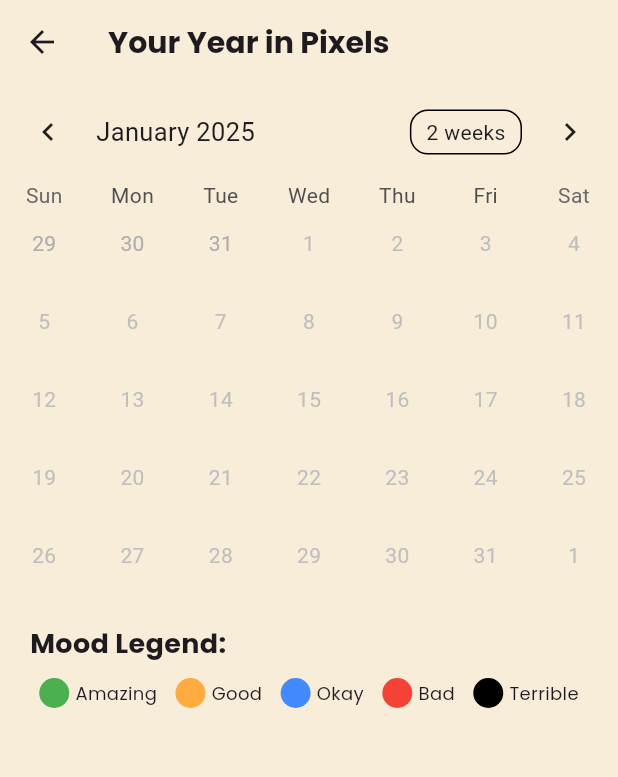
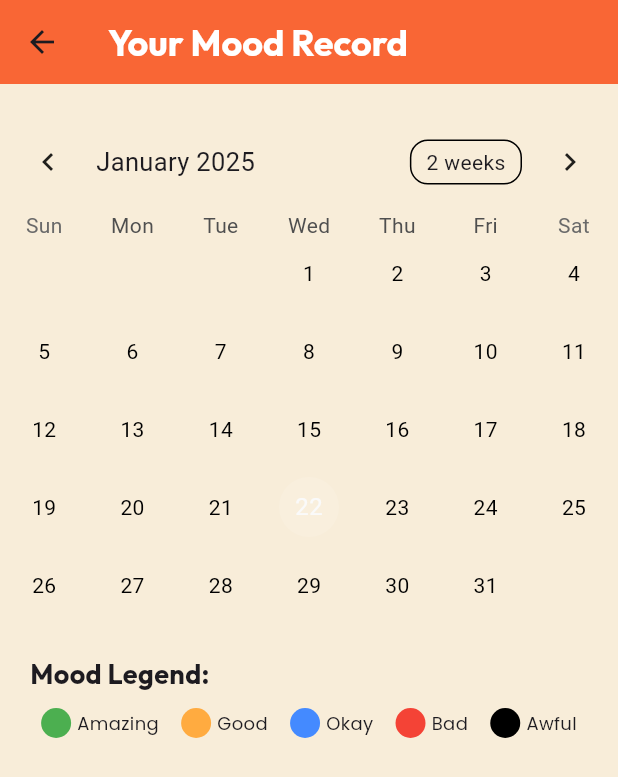
Before and after one commit to Sisshmue/yearInPixels, a Flutter app: the Record screen opened directly, on a phone screen of 412 x 824 dp. Shown: the top 777 px of the screen. Run offline on Flutter 3.47's test engine with Material 3 defaults, Android fonts, the phone set to English and light mode, and no system bars; drawn by our look-alikes of table_calendar; our stand-ins replace avatar_glow, firebase_auth, firebase_core, google_fonts, hive, hive_flutter and 1 more; accounts and stored records are empty; network calls fail.

Commit message:
modifying things

```diff
--- a/lib/colorProvider.dart
+++ b/lib/colorProvider.dart
@@ -1,8 +1,8 @@
 import 'package:flutter/material.dart';
 
 class ColorProvider extends ChangeNotifier {
-  int cirnum = 0;
-  Color kcolor = Colors.white10;
+  int cirNum = 0;
+  Color kColor = Colors.white10;
   String pText = 'How was your day like?';
   Color k_boxColor1 = Colors.white10;
   Color k_boxColor2 = Colors.white10;
@@ -10,22 +10,22 @@ class ColorProvider extends ChangeNotifier {
   Color k_boxColor4 = Colors.white10;
   Color k_boxColor5 = Colors.white10;
 
-  Color get getColor => kcolor;
+  Color get getColor => kColor;
   String get getpText => pText;
   Color get getBoxColor1 => k_boxColor1;
   Color get getBoxColor2 => k_boxColor2;
   Color get getBoxColor3 => k_boxColor3;
   Color get getBoxColor4 => k_boxColor4;
   Color get getBoxColor5 => k_boxColor5;
-  int get getCirNum => cirnum;
+  int get getCirNum => cirNum;
 
   void setCirnum(int cirNum) {
-    cirnum = cirNum;
+    cirNum = cirNum;
     notifyListeners();
   }
 
   void setColor(Color color) {
-    kcolor = color;
+    kColor = color;
     notifyListeners();
   }
 
@@ -33,16 +33,6 @@ class ColorProvider extends ChangeNotifier {
     pText = text;
     notifyListeners();
   }
-
-  // void setBox(Color color) {
-  //   if (cirnum == 1) {
-  //     k_boxColor1 = color;
-  //     notifyListeners();
-  //   } else if (cirnum == 2) {
-  //     k_boxColor2 = color;
-  //     notifyListeners();
-  //   }
-  // }
 
   void setBoxColor1(Color color) {
     k_boxColor1 = color;
--- a/lib/main.dart
+++ b/lib/main.dart
@@ -30,7 +30,7 @@ class YIP extends StatelessWidget {
 
   @override
   Widget build(BuildContext context) {
-    return MaterialApp(
+    return const MaterialApp(
       debugShowCheckedModeBanner: false,
       home: Auth(),
     );
--- a/lib/record.dart
+++ b/lib/record.dart
@@ -1,8 +1,10 @@
 import 'package:flutter/material.dart';
+import 'package:provider/provider.dart';
+import 'package:table_calendar/table_calendar.dart';
 import 'package:hive_flutter/hive_flutter.dart';
-import 'package:table_calendar/table_calendar.dart';
 import 'package:google_fonts/google_fonts.dart';
 import 'package:intl/intl.dart';
+import 'package:year_in_pixels/colorProvider.dart';
 
 class Record extends StatefulWidget {
   const Record({super.key});
@@ -13,14 +15,14 @@ class Record extends StatefulWidget {
 
 class _RecordState extends State<Record> {
   final _myBox = Hive.box('myBox');
+  CalendarFormat _calendarFormat = CalendarFormat.month;
   DateTime _focusedDay = DateTime.now();
   DateTime? _selectedDay;
-  CalendarFormat _calendarFormat = CalendarFormat.month;
 
-  // Get color for a specific day
-  Color? _getColorForDay(DateTime day) {
-    String dateKey = '${day.day} & ${DateFormat('MMMM').format(day)}';
-    dynamic colorValue = _myBox.get(dateKey);
+  // Function to get the mood color for a specific day
+  Color? getMoodColor(DateTime date) {
+    String formattedDate = '${date.day} & ${DateFormat('MMMM').format(date)}';
+    dynamic colorValue = _myBox.get(formattedDate);
     if (colorValue != null) {
       return colorValue as Color;
     }
@@ -29,26 +31,28 @@ class _RecordState extends State<Record> {
 
   @override
   Widget build(BuildContext context) {
+    var colorProvider = Provider.of<ColorProvider>(context);
     return Scaffold(
       backgroundColor: const Color(0xFFF8EDD9),
       appBar: AppBar(
+        backgroundColor: const Color(0xFFF96635),
         title: Text(
-          'Your Year in Pixels',
-          style: GoogleFonts.poppins(
+          'Your Mood Record',
+          style: GoogleFonts.outfit(
             textStyle: const TextStyle(
-              fontSize: 20,
+              fontSize: 24,
               fontWeight: FontWeight.bold,
+              color: Colors.white,
             ),
           ),
         ),
-        backgroundColor: Colors.transparent,
-        elevation: 0,
       ),
       body: Column(
         children: [
+          const SizedBox(height: 20),
           TableCalendar(
-            firstDay: DateTime.utc(2024, 1, 1),
-            lastDay: DateTime.utc(2024, 12, 31),
+            firstDay: DateTime.utc(2023, 1, 1),
+            lastDay: DateTime.utc(2025, 12, 31),
             focusedDay: _focusedDay,
             calendarFormat: _calendarFormat,
             selectedDayPredicate: (day) {
@@ -66,31 +70,32 @@ class _RecordState extends State<Record> {
               });
             },
             calendarStyle: CalendarStyle(
+              outsideDaysVisible: false,
               weekendTextStyle: const TextStyle(color: Colors.red),
+              holidayTextStyle: const TextStyle(color: Colors.red),
               todayDecoration: BoxDecoration(
-                color: Colors.blue.withOpacity(0.3),
+                color: colorProvider.getColor,
                 shape: BoxShape.circle,
               ),
               selectedDecoration: const BoxDecoration(
-                color: Colors.blue,
+                color: Color(0xFFF96635),
                 shape: BoxShape.circle,
               ),
             ),
             calendarBuilders: CalendarBuilders(
-              defaultBuilder: (context, day, focusedDay) {
-                Color? dayColor = _getColorForDay(day);
+              defaultBuilder: (context, date, _) {
+                Color? moodColor = getMoodColor(date);
                 return Container(
-                  margin: const EdgeInsets.all(4),
+                  margin: const EdgeInsets.all(4.0),
+                  alignment: Alignment.center,
                   decoration: BoxDecoration(
                     shape: BoxShape.circle,
-                    color: dayColor,
+                    color: moodColor,
                   ),
-                  child: Center(
-                    child: Text(
-                      '${day.day}',
-                      style: TextStyle(
-                        color: dayColor != null ? Colors.white : Colors.black,
-                      ),
+                  child: Text(
+                    '${date.day}',
+                    style: TextStyle(
+                      color: moodColor != null ? Colors.white : Colors.black,
                     ),
                   ),
                 );
@@ -106,7 +111,7 @@ class _RecordState extends State<Record> {
               children: [
                 Text(
                   'Mood Legend:',
-                  style: GoogleFonts.poppins(
+                  style: GoogleFonts.outfit(
                     textStyle: const TextStyle(
                       fontSize: 18,
                       fontWeight: FontWeight.bold,
@@ -121,7 +126,7 @@ class _RecordState extends State<Record> {
                     _buildLegendItem('Good', Colors.orangeAccent),
                     _buildLegendItem('Okay', Colors.blueAccent),
                     _buildLegendItem('Bad', Colors.red),
-                    _buildLegendItem('Terrible', Colors.black),
+                    _buildLegendItem('Awful', Colors.black),
                   ],
                 ),
               ],
@@ -146,7 +151,11 @@ class _RecordState extends State<Record> {
         const SizedBox(width: 4),
         Text(
           label,
-          style: GoogleFonts.poppins(fontSize: 12),
+          style: GoogleFonts.poppins(
+            textStyle: const TextStyle(
+              fontSize: 12,
+            ),
+          ),
         ),
       ],
     );
```
Also changed, not shown: lib/color_box.dart (renamed from lib/colorBox.dart, +21 -21 lines), lib/homepage.dart (+36 -35 lines), lib/register_screen.dart (+32 -15 lines), 2 other files.
